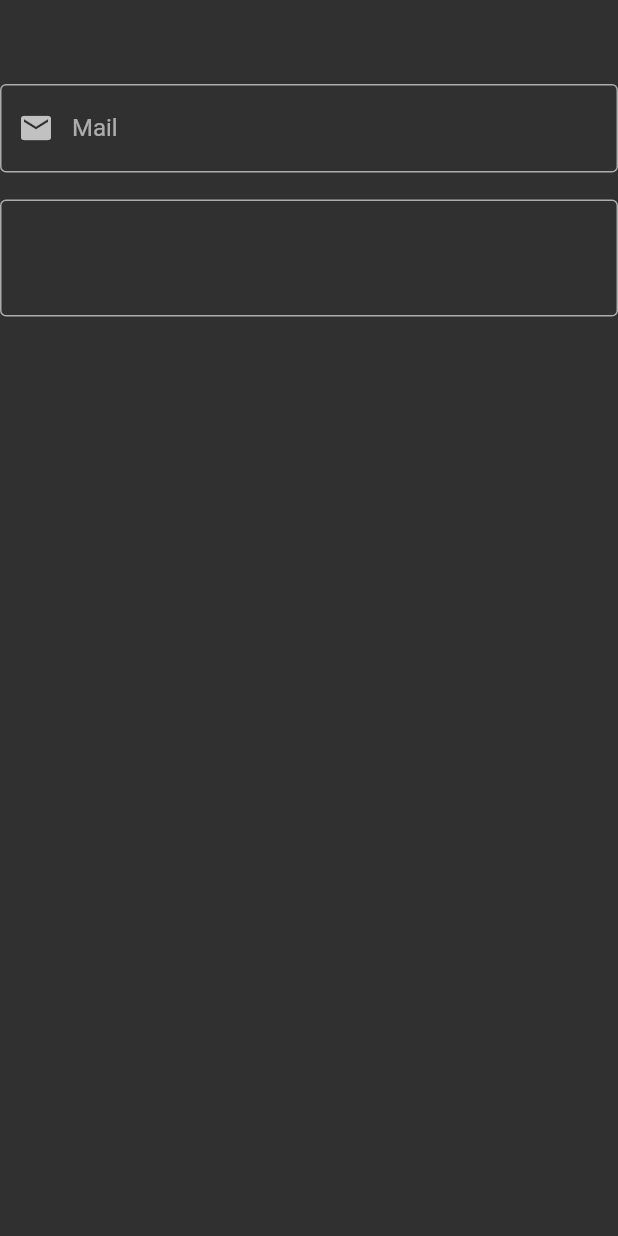
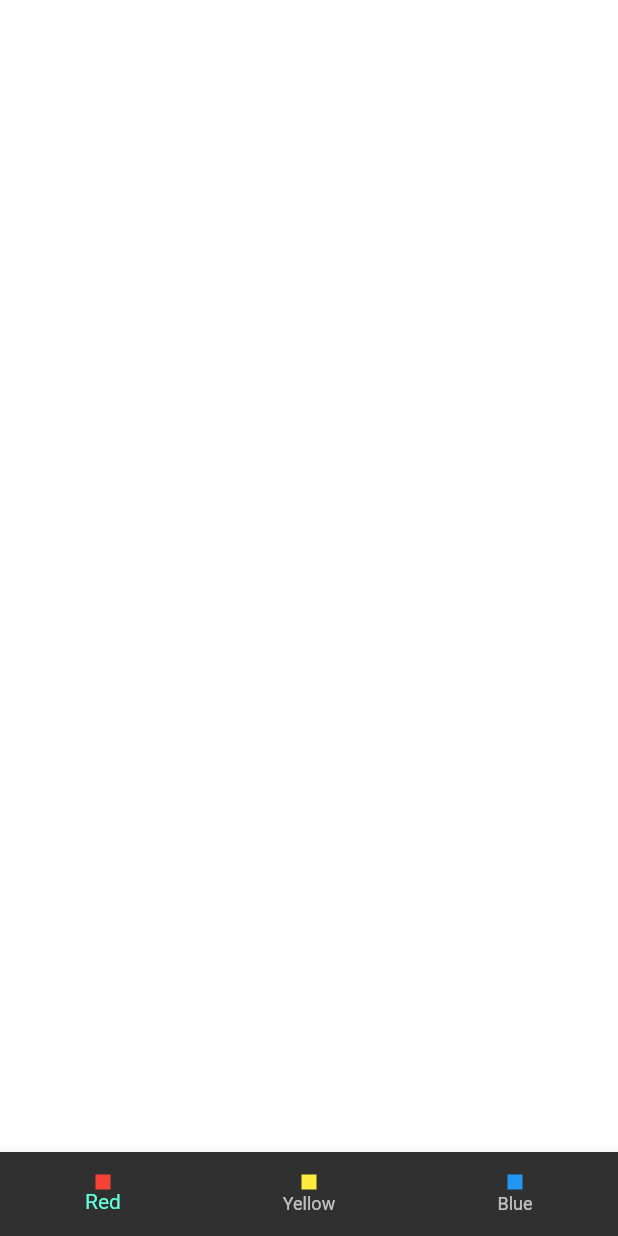
Before and after one commit to ezgifistikcioglu/advanced-flutter-learn, a Flutter app: the screen it shows after launch, on a phone screen of 412 x 824 dp. Run offline on Flutter 3.47's test engine with Material 2 defaults, Android fonts, the phone set to English and light mode, and no system bars.

Commit message:
Added color demo with setState.

```diff
--- /dev/null
+++ b/lib/demos/color_demos_view.dart
@@ -0,0 +1,58 @@
+import 'package:flutter/material.dart';
+
+class ColorDemos extends StatefulWidget {
+  const ColorDemos({Key? key}) : super(key: key);
+
+  @override
+  State<ColorDemos> createState() => _ColorDemosState();
+}
+
+class _ColorDemosState extends State<ColorDemos> {
+  Color? _backgroungColor = Colors.transparent;
+
+  void changeBackgroundColor(Color color) {
+    setState(() {
+      _backgroungColor = color;
+    });
+  }
+
+  @override
+  Widget build(BuildContext context) {
+    return Scaffold(
+      backgroundColor: _backgroungColor,
+      bottomNavigationBar:
+          BottomNavigationBar(onTap: _colorOnTap, items: const [
+        BottomNavigationBarItem(
+            icon: _ColorContainer(color: Colors.red), label: 'Red'),
+        BottomNavigationBarItem(
+            icon: _ColorContainer(color: Colors.yellow), label: 'Yellow'),
+        BottomNavigationBarItem(
+            icon: _ColorContainer(color: Colors.blue), label: 'Blue'),
+      ]),
+    );
+  }
+
+  void _colorOnTap(int value) {
+    if (value == _MyColors.red.index) {
+      changeBackgroundColor(Colors.red);
+    } else if (value == _MyColors.yellow.index) {
+      changeBackgroundColor(Colors.yellow);
+    } else if (value == _MyColors.blue.index) {
+      changeBackgroundColor(Colors.blue);
+    }
+  }
+}
+
+enum _MyColors { red, yellow, blue }
+
+class _ColorContainer extends StatelessWidget {
+  const _ColorContainer({
+    Key? key,
+    required this.color,
+  }) : super(key: key);
+  final Color color;
+  @override
+  Widget build(BuildContext context) {
+    return Container(color: color, width: 10, height: 10);
+  }
+}
--- a/lib/main.dart
+++ b/lib/main.dart
@@ -2,6 +2,7 @@ import 'package:flutter/material.dart';
 import 'package:flutter/services.dart';
 import 'package:flutter_full/basic/stateful_lifecycle_learn.dart';
 import 'package:flutter_full/basic/text_field_learn.dart';
+import 'package:flutter_full/demos/color_demos_view.dart';
 
 import 'basic/color_learn.dart';
 
@@ -41,7 +42,7 @@ class MyApp extends StatelessWidget {
             systemOverlayStyle: SystemUiOverlayStyle
                 .light, // Android cihazın şarz ve saat bilgilerinin old kısım, önemli
           )),
-      home: const TextFieldLearn(),
+      home: const ColorDemos(),
     );
   }
 }
```
